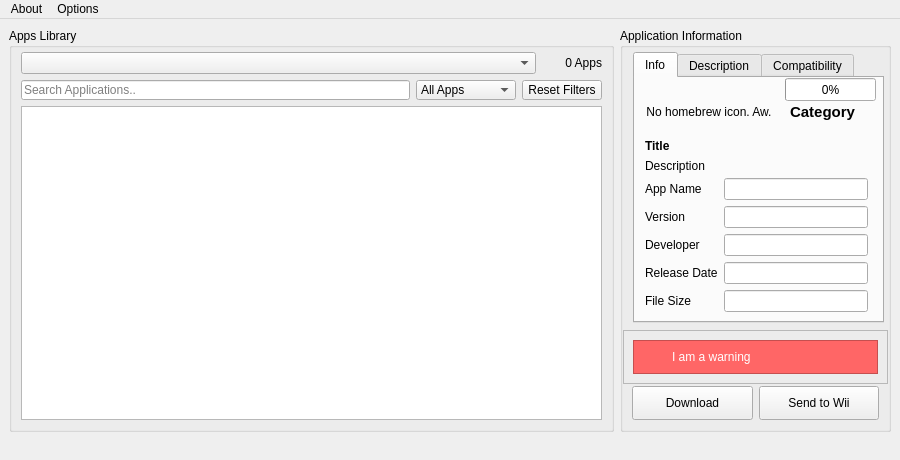
dhtdht020/osc-dl, file gui/united.ui: the form before one commit.
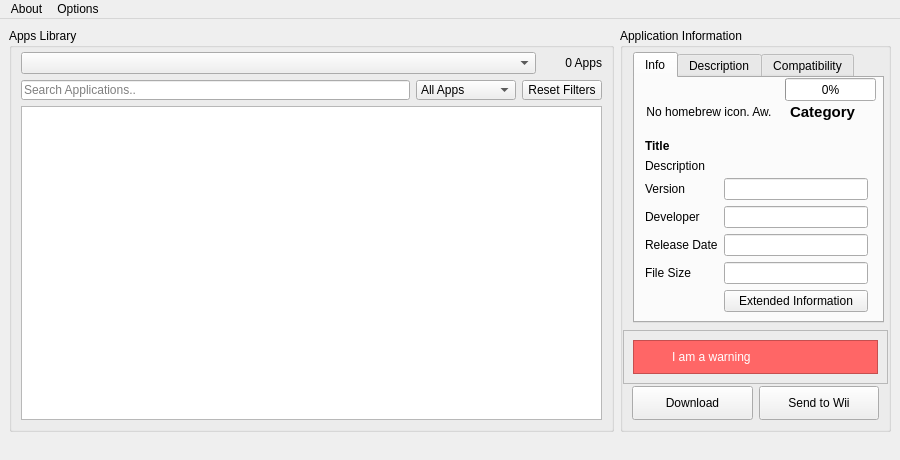
The form after the commit.

Commit message: Added Extended Information dialog

What changed in the file:
```diff
--- a/gui/united.ui
+++ b/gui/united.ui
@@ -443,62 +443,35 @@
               <x>10</x>
               <y>100</y>
               <width>223</width>
-              <height>136</height>
+              <height>138</height>
              </rect>
             </property>
             <layout class="QGridLayout" name="AppMetadata_GridLayout">
-             <item row="3" column="0">
-              <widget class="QLabel" name="AppReleaseDate_Label">
-               <property name="text">
-                <string>Release Date</string>
-               </property>
-              </widget>
-             </item>
-             <item row="4" column="0">
-              <widget class="QLabel" name="AppFileSize_Label">
-               <property name="text">
-                <string>File Size</string>
-               </property>
-              </widget>
-             </item>
-             <item row="1" column="0">
+             <item row="0" column="0">
               <widget class="QLabel" name="AppVersion_Label">
                <property name="text">
                 <string>Version</string>
                </property>
               </widget>
              </item>
-             <item row="2" column="0">
+             <item row="3" column="1">
+              <widget class="QLineEdit" name="AppFileSize_LineEdit">
+               <property name="echoMode">
+                <enum>QLineEdit::EchoMode::Normal</enum>
+               </property>
+               <property name="readOnly">
+                <bool>true</bool>
+               </property>
+              </widget>
+             </item>
+             <item row="1" column="0">
               <widget class="QLabel" name="AppDeveloper_Label">
                <property name="text">
                 <string>Developer</string>
                </property>
               </widget>
              </item>
-             <item row="0" column="0">
-              <widget class="QLabel" name="AppName_Label">
-               <property name="text">
-                <string>App Name</string>
-               </property>
-              </widget>
-             </item>
              <item row="0" column="1">
-              <widget class="QLineEdit" name="AppName_LineEdit">
-               <property name="text">
-                <string/>
-               </property>
-               <property name="echoMode">
-                <enum>QLineEdit::EchoMode::Normal</enum>
-               </property>
-               <property name="readOnly">
-                <bool>true</bool>
-               </property>
-               <property name="placeholderText">
-                <string/>
-               </property>
-              </widget>
-             </item>
-             <item row="1" column="1">
               <widget class="QLineEdit" name="AppVersion_LineEdit">
                <property name="echoMode">
                 <enum>QLineEdit::EchoMode::Normal</enum>
@@ -508,17 +481,14 @@
                </property>
               </widget>
              </item>
+             <item row="2" column="0">
+              <widget class="QLabel" name="AppReleaseDate_Label">
+               <property name="text">
+                <string>Release Date</string>
+               </property>
+              </widget>
+             </item>
              <item row="2" column="1">
-              <widget class="QLineEdit" name="AppDeveloper_LineEdit">
-               <property name="echoMode">
-                <enum>QLineEdit::EchoMode::Normal</enum>
-               </property>
-               <property name="readOnly">
-                <bool>true</bool>
-               </property>
-              </widget>
-             </item>
-             <item row="3" column="1">
               <widget class="QLineEdit" name="AppReleaseDate_LineEdit">
                <property name="echoMode">
                 <enum>QLineEdit::EchoMode::Normal</enum>
@@ -528,13 +498,27 @@
                </property>
               </widget>
              </item>
+             <item row="3" column="0">
+              <widget class="QLabel" name="AppFileSize_Label">
+               <property name="text">
+                <string>File Size</string>
+               </property>
+              </widget>
+             </item>
+             <item row="1" column="1">
+              <widget class="QLineEdit" name="AppDeveloper_LineEdit">
+               <property name="echoMode">
+                <enum>QLineEdit::EchoMode::Normal</enum>
+               </property>
+               <property name="readOnly">
+                <bool>true</bool>
+               </property>
+              </widget>
+             </item>
              <item row="4" column="1">
-              <widget class="QLineEdit" name="AppFileSize_LineEdit">
-               <property name="echoMode">
-                <enum>QLineEdit::EchoMode::Normal</enum>
-               </property>
-               <property name="readOnly">
-                <bool>true</bool>
+              <widget class="QPushButton" name="AppExtendedInfo_PushButton">
+               <property name="text">
+                <string>Extended Information</string>
                </property>
               </widget>
              </item>
```
The commit also changes 6 other files.
